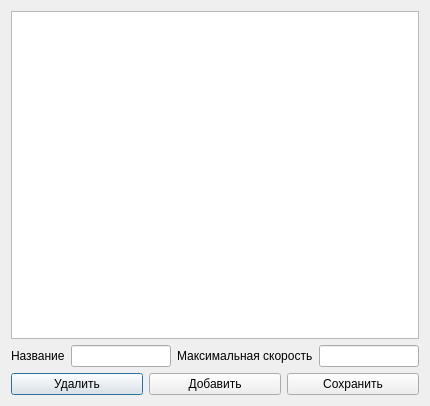
Qt form carsedit.ui (Berimor66/humblemaps) before a commit.
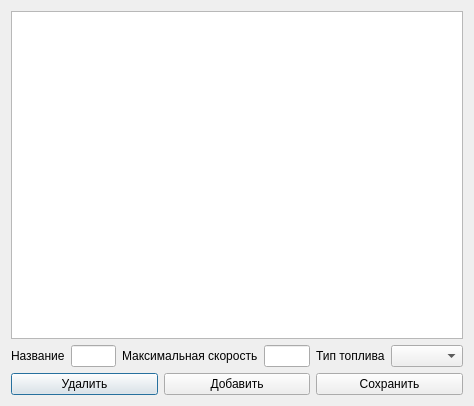
The same form after that commit.

```diff
--- a/carsedit.ui
+++ b/carsedit.ui
@@ -6,7 +6,7 @@
    <rect>
     <x>0</x>
     <y>0</y>
-    <width>430</width>
+    <width>474</width>
     <height>406</height>
    </rect>
   </property>
@@ -47,6 +47,23 @@
       <item>
        <widget class="QLineEdit" name="lineEdit_2"/>
       </item>
+      <item>
+       <widget class="QLabel" name="label_3">
+        <property name="text">
+         <string>Тип топлива</string>
+        </property>
+       </widget>
+      </item>
+      <item>
+       <widget class="QComboBox" name="comboBox">
+        <property name="sizePolicy">
+         <sizepolicy hsizetype="Expanding" vsizetype="Fixed">
+          <horstretch>0</horstretch>
+          <verstretch>0</verstretch>
+         </sizepolicy>
+        </property>
+       </widget>
+      </item>
      </layout>
     </widget>
    </item>
```
